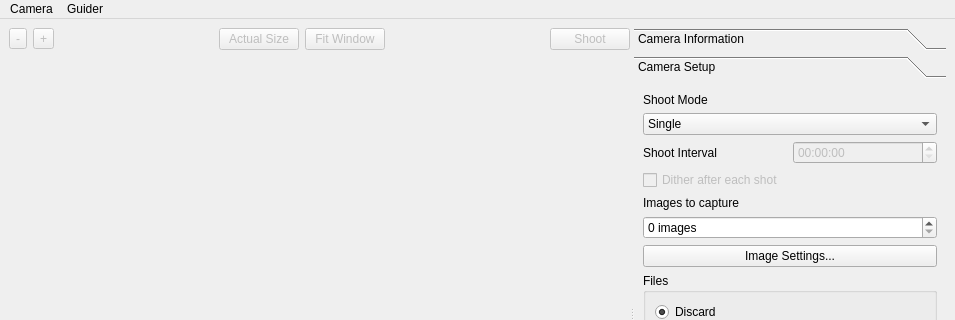
Above: dslr-qt-shooter/ui/dslr_shooter_window.ui from Edlward/GalaxyHunter before the change; both pictures show x 0 to 955 and y 0 to 320 of the 955 by 903 pixel window. Below: the same form after it.
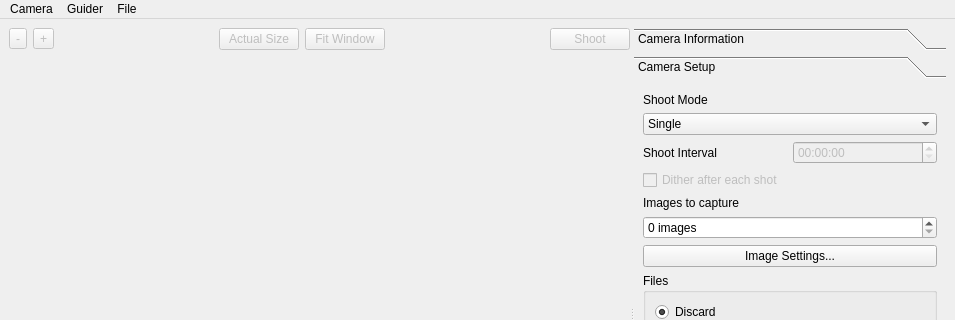
That is the form after the change. Custom widgets are drawn as their Qt base class.

Commit message: Clean log window and quit action

```diff
--- a/dslr-qt-shooter/ui/dslr_shooter_window.ui
+++ b/dslr-qt-shooter/ui/dslr_shooter_window.ui
@@ -447,8 +447,17 @@
      <string>Guider</string>
     </property>
    </widget>
+   <widget class="QMenu" name="menuFile">
+    <property name="title">
+     <string>File</string>
+    </property>
+    <addaction name="actionClean_Log_Messages"/>
+    <addaction name="actionOpen_Last_Images_Folde"/>
+    <addaction name="action_Quit"/>
+   </widget>
    <addaction name="menuCamera"/>
    <addaction name="menuGuider"/>
+   <addaction name="menuFile"/>
   </widget>
   <action name="actionConnect_LinGuider">
    <property name="text">
```
Left out of the diff: 15 changed lines with no effect on the pictures. The commit also changes 1 other file.
